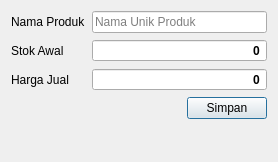
Before: the Qt Designer form src/ui/addproduk.ui in AyahnaSyahid/Printex-KaosPolos, drawn with Qt 5.
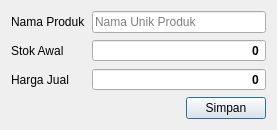
After: the same form once the commit is applied.

Diff of the .ui file:
```diff
--- a/src/ui/addproduk.ui
+++ b/src/ui/addproduk.ui
@@ -6,8 +6,8 @@
    <rect>
     <x>0</x>
     <y>0</y>
-    <width>278</width>
-    <height>162</height>
+    <width>277</width>
+    <height>128</height>
    </rect>
   </property>
   <property name="windowTitle">
@@ -101,6 +101,9 @@
      </item>
      <item>
       <widget class="QPushButton" name="saveButton">
+       <property name="enabled">
+        <bool>true</bool>
+       </property>
        <property name="text">
         <string>Simpan</string>
        </property>
```
Left out of the diff: 6 changed lines with no effect on the pictures.
